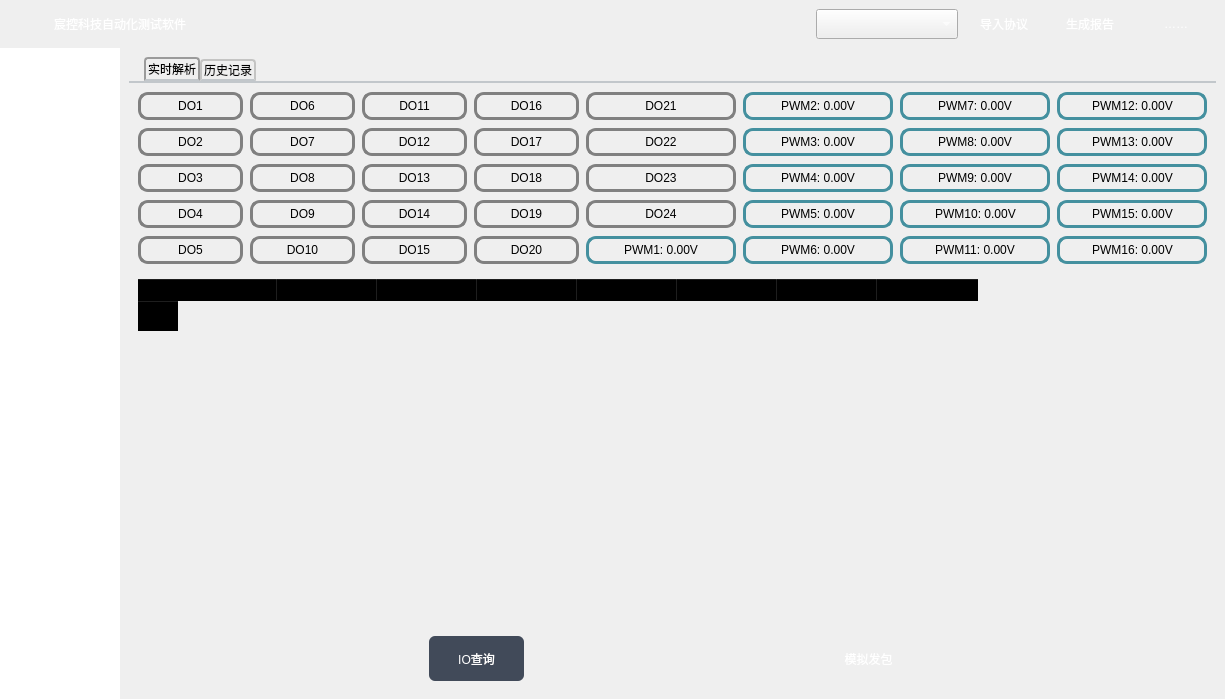
Old version of the form KCTS/KCTS Project/UI/main_window_ui.ui in the repository learniuH/work.
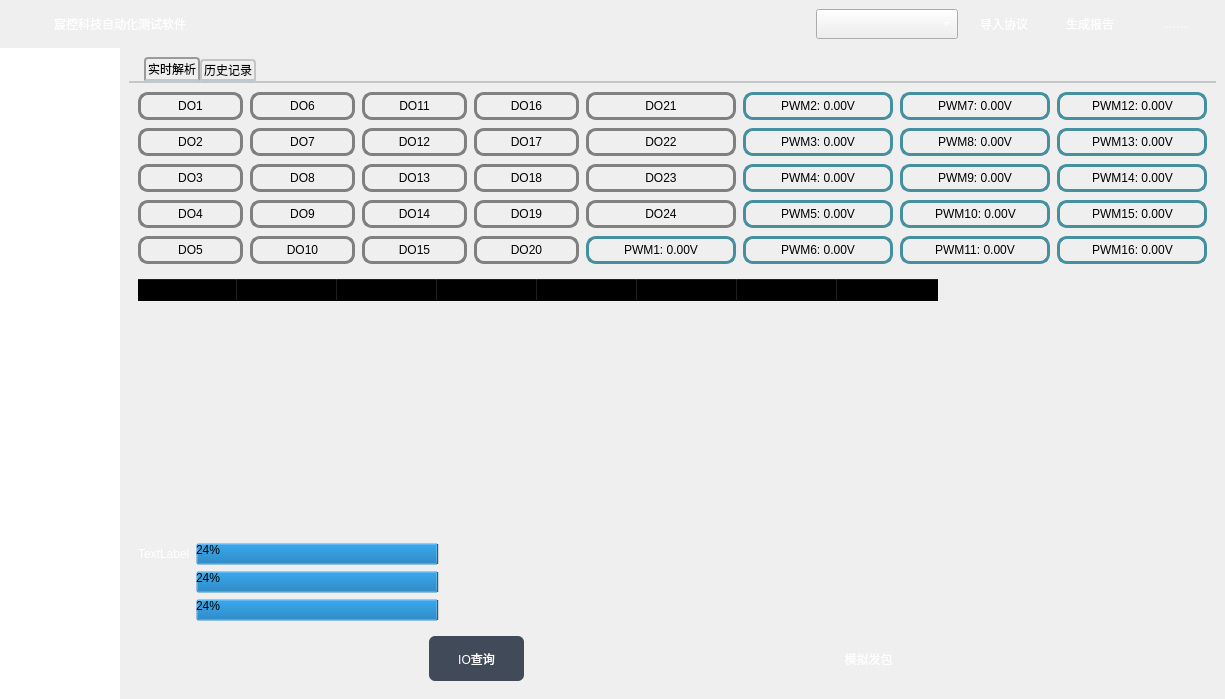
New version of the form. The open tabs and pages were chosen to show the change.

The edit to the form file:
```diff
--- a/KCTS/KCTS Project/UI/main_window_ui.ui
+++ b/KCTS/KCTS Project/UI/main_window_ui.ui
@@ -2854,7 +2854,7 @@
                   <number>0</number>
                  </property>
                  <widget class="QWidget" name="ou_analysis_page">
-                  <layout class="QVBoxLayout" name="verticalLayout_6">
+                  <layout class="QVBoxLayout" name="verticalLayout_6" stretch="3,2">
                    <property name="leftMargin">
                     <number>0</number>
                    </property>
@@ -2890,14 +2890,15 @@
                      <property name="textElideMode">
                       <enum>Qt::ElideLeft</enum>
                      </property>
+                     <property name="showGrid">
+                      <bool>true</bool>
+                     </property>
+                     <attribute name="horizontalHeaderCascadingSectionResizes">
+                      <bool>false</bool>
+                     </attribute>
                      <attribute name="horizontalHeaderMinimumSectionSize">
                       <number>29</number>
                      </attribute>
-                     <row>
-                      <property name="text">
-                       <string>新建行</string>
-                      </property>
-                     </row>
                      <column>
                       <property name="text">
                        <string>Bit7</string>
@@ -3010,13 +3011,45 @@
                        <set>AlignCenter</set>
                       </property>
                      </column>
-                     <item row="0" column="0">
-                      <property name="flags">
-                       <set>ItemIsDragEnabled|ItemIsDropEnabled|ItemIsEnabled</set>
-                      </property>
-                     </item>
                     </widget>
                    </item>
+                   <item>
+                    <layout class="QGridLayout" name="gridLayout_4">
+                     <item row="0" column="0">
+                      <widget class="QLabel" name="label">
+                       <property name="styleSheet">
+                        <string notr="true">QLabel {
+	color: white;
+}</string>
+                       </property>
+                       <property name="text">
+                        <string>TextLabel</string>
+                       </property>
+                      </widget>
+                     </item>
+                     <item row="1" column="1">
+                      <widget class="QProgressBar" name="progressBar_2">
+                       <property name="value">
+                        <number>24</number>
+                       </property>
+                      </widget>
+                     </item>
+                     <item row="2" column="1">
+                      <widget class="QProgressBar" name="progressBar_3">
+                       <property name="value">
+                        <number>24</number>
+                       </property>
+                      </widget>
+                     </item>
+                     <item row="0" column="1">
+                      <widget class="QProgressBar" name="progressBar">
+                       <property name="value">
+                        <number>24</number>
+                       </property>
+                      </widget>
+                     </item>
+                    </layout>
+                   </item>
                   </layout>
                  </widget>
                  <widget class="QWidget" name="ou_simulator_page">
```
Left out of the diff: 5 changed lines with no effect on the pictures.
